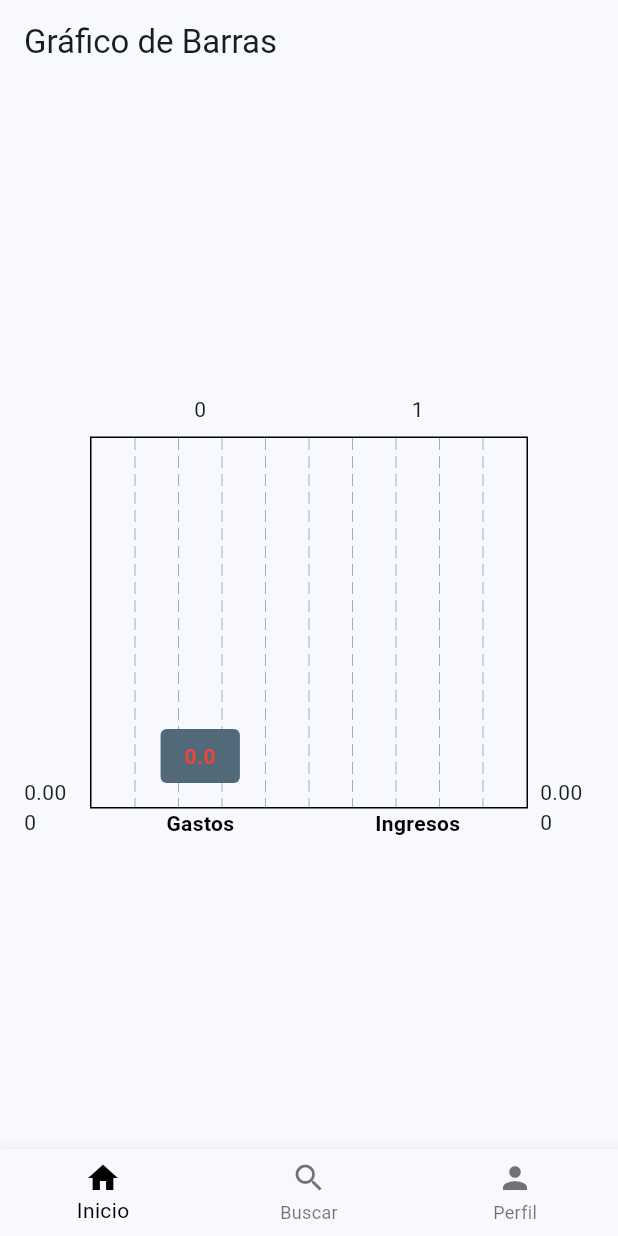
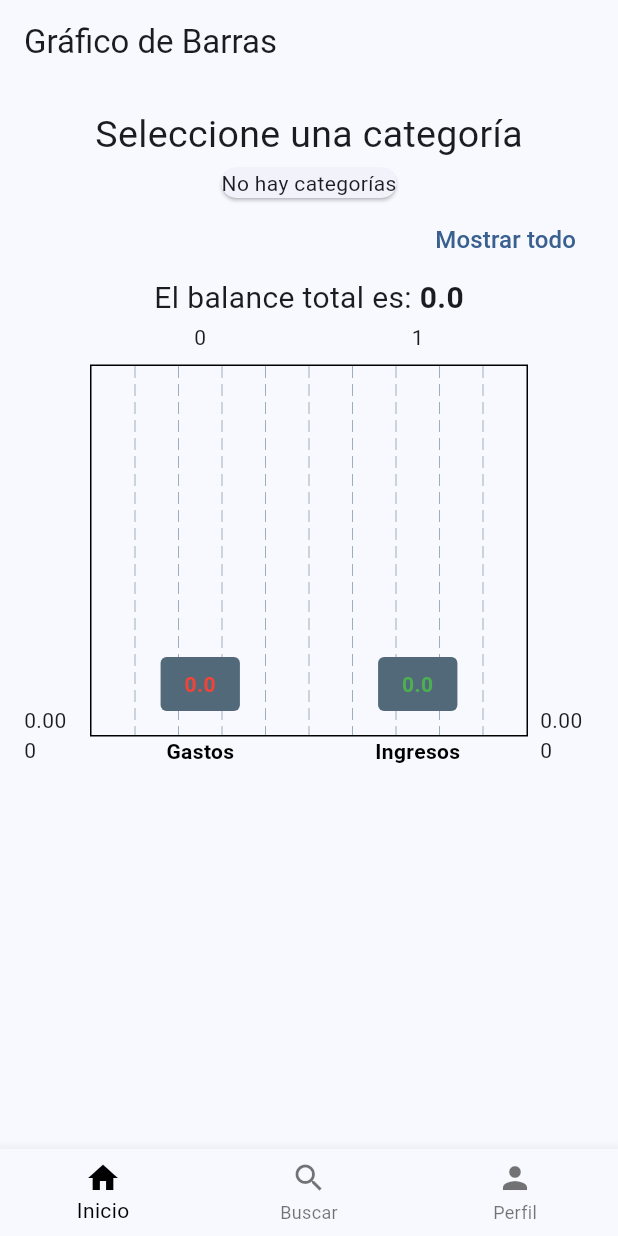
Before and after one commit to Jomerstein/Gastapp, a Flutter app: the BalanceScreen screen opened by its route, on a phone screen of 412 x 824 dp. Run offline on Flutter 3.47's test engine with Material 3 defaults, Android fonts, the phone set to English and light mode, and no system bars; drawn by our look-alikes of fl_chart; our stand-ins replace cloud_firestore, firebase_auth, firebase_core, flutter_riverpod, go_router; accounts and stored records are empty; network calls fail; project files that could hold a hidden picture were left out.

Commit message:
G´rafico terminado

```diff
--- a/lib/presentations/components/categoria_card.dart
+++ b/lib/presentations/components/categoria_card.dart
@@ -31,7 +31,7 @@ class CategoriaCard extends ConsumerWidget {
                 context.pop()
               }, child: const Text("Borrar", style: TextStyle(color: Colors.red),)
               ),
-              TextButton(onPressed: ()=> context.pop(), child: Text("Cancelar"))
+              TextButton(onPressed: ()=> context.pop(), child: const Text("Cancelar"))
 
               ],
 
--- a/lib/presentations/providers/balance_provider.dart
+++ b/lib/presentations/providers/balance_provider.dart
@@ -1,4 +1,5 @@
 import 'package:flutter_riverpod/flutter_riverpod.dart';
+import 'package:gastapp/core/models/categoria.dart';
 import 'package:gastapp/core/repositories/repository.dart';
 import 'package:gastapp/presentations/providers/firebase.provider.dart';
 
@@ -28,3 +29,10 @@ final getIngresosProvider = StreamProvider.family<double, String?>((ref, categor
   });
   }
 });
+
+final getCategoriasBalanceProvider = StreamProvider<List<Categoria>>((ref) {
+  final repository = IngresoRepository(ref.watch(firebaseFirestoreProvider));
+  return repository.getCategorias();
+});
+
+final categoriaSeleccionadaBalanceProvider = StateProvider<String?>((ref) => null);
--- a/lib/presentations/screens/balance_screen.dart
+++ b/lib/presentations/screens/balance_screen.dart
@@ -10,18 +10,85 @@ class BalanceScreen extends ConsumerWidget {
   @override
   Widget build(BuildContext context, WidgetRef ref) {
 
-    final gastos = ref.watch(getGastosProvider(null));
-    final ingresos = ref.watch(getIngresosProvider(null));
+
+    final categorias = ref.watch(getCategoriasBalanceProvider);
+    final categoriaSeleccionada = ref.watch(categoriaSeleccionadaBalanceProvider);
+       final gastos = ref.watch(getGastosProvider(categoriaSeleccionada));
+    final ingresos = ref.watch(getIngresosProvider(categoriaSeleccionada));
+      double total = 0;
+      total = (ingresos.value ?? 0) - (gastos.value ?? 0);
+
     return Scaffold(
       appBar: AppBar(
         title: const Text('Gráfico de Barras'),
       ),
-      body: Padding(
-        padding: EdgeInsets.all(16),
+      body: SingleChildScrollView(
+        child: Padding(
+          padding: const EdgeInsets.all(16),
           child: Center(
             child: Column(
               mainAxisAlignment: MainAxisAlignment.center,
               children: [
+
+
+                Text("Seleccione una categoría", style: TextStyle(fontSize: 25),),
+                categorias.when(
+                        data: (categorias) {
+                            if(categorias.isEmpty){
+
+                                return const Center(
+
+                                  child: Card(
+
+                                    child: Text("No hay categorías"),
+                                  ),
+                                );
+                              }
+
+                          return DropdownButtonFormField<String>(
+          value: categoriaSeleccionada == null ||
+           !categorias.any((categoria) => categoria.nombreCategoria == categoriaSeleccionada)
+        ? null // Si la categoría seleccionada es null o no está en la lista, ponerla como null
+        : categoriaSeleccionada, // De lo contrario, mostrar la categoría seleccionada
+          items: categorias.map((categoria) {
+            return DropdownMenuItem<String>(
+        value: categoria.nombreCategoria,
+        child: Text(categoria.nombreCategoria),
+            );
+          }).toList(),
+          onChanged: (value) {
+            // Cuando se cambia la categoría seleccionada, actualizamos el estado
+            ref.read(categoriaSeleccionadaBalanceProvider.notifier).state = value;
+          },
+          decoration:  InputDecoration(
+            border: OutlineInputBorder(
+        borderRadius: BorderRadius.circular(12),
+            ),
+          ),
+        );
+                        },
+                        loading: () => const Center(child: CircularProgressIndicator()),
+                        error: (error, stack) => Text('Error: $error'),
+                      ),
+                      Row(
+                        mainAxisAlignment: MainAxisAlignment.end,
+                        children: [
+                          TextButton(onPressed: ()=> ref.read(categoriaSeleccionadaBalanceProvider.notifier).state = null,
+                          child: const Text("Mostrar todo", style: TextStyle(fontSize: 16),)),
+                        ],
+                      ),
+                    Text.rich(
+  TextSpan(
+    text: "El balance total es: ",
+    style: TextStyle(fontSize: 20),
+    children: <TextSpan>[
+      TextSpan(
+        text: "$total",
+        style: TextStyle(fontSize: 20, fontWeight: FontWeight.bold),
+      ),
+    ],
+  ),
+),
                 gastos.when(
                   data: (gastosValue) {
                     return ingresos.when(
@@ -36,7 +103,7 @@ class BalanceScreen extends ConsumerWidget {
                                   ? gastosValue * 1.2
                                   : ingresosValue * 1.2,
                               barGroups: [
-                              // Barra de Gastos
+
                                 BarChartGroupData(
                                   x: 0,
 
@@ -62,7 +129,7 @@ class BalanceScreen extends ConsumerWidget {
                                       borderRadius: BorderRadius.zero,
                                     ),
                                   ],
-                                showingTooltipIndicators: [1],
+                                  showingTooltipIndicators: [0],
                                 ),
                               ],
                            titlesData: FlTitlesData(
@@ -97,23 +164,25 @@ class BalanceScreen extends ConsumerWidget {
                                   ),
                                 ),
                               ),
-                            gridData: FlGridData(show: true),
+                              gridData: const FlGridData(show: true),
                             ),
                           ),
                         );
                       },
-                    loading: () => Center(child: CircularProgressIndicator()),
+                      loading: () => const Center(child: CircularProgressIndicator()),
                       error: (e, stack) => Center(child: Text('Error: $e')),
                     );
                   },
-                loading: () => Center(child: CircularProgressIndicator()),
+                  loading: () => const Center(child: CircularProgressIndicator()),
                   error: (e, stack) => Center(child: Text('Error: $e')),
                 ),
+
               ],
             ),
           ),
         ),
-      bottomNavigationBar: Navbar(),
+      ),
+      bottomNavigationBar: const Navbar(),
     );
   }
 }
--- a/lib/presentations/screens/consultas_screen.dart
+++ b/lib/presentations/screens/consultas_screen.dart
@@ -34,7 +34,8 @@ class ConsultasScreen extends ConsumerWidget {
         title: const Text('Listado', style: TextStyle(fontWeight: FontWeight.bold)),
         centerTitle: true,
       ),
-      body: Padding(
+      body: SingleChildScrollView(
+        child: Padding(
           padding: const EdgeInsets.all(16.0),
           child: Column(
             crossAxisAlignment: CrossAxisAlignment.start,
@@ -163,6 +164,7 @@ class ConsultasScreen extends ConsumerWidget {
           ),
 
         ),
+      ),
        bottomNavigationBar: const Navbar(),
     );
 
--- a/lib/presentations/screens/register_screen.dart
+++ b/lib/presentations/screens/register_screen.dart
@@ -47,8 +47,6 @@ class RegisterScreen extends ConsumerWidget {
     } on PlatformException catch (e){
        GoRouter.of(context).pop();
       mensajePop(e.toString(), context, false);
-    }catch(e){
-
     }
     }
 
```
Also changed, not shown: lib/core/repositories/repository.dart (+13 -3 lines), lib/presentations/screens/gastos_ingresos_screen.dart (+5 -5 lines), lib/presentations/screens/home_screen.dart (+6 -6 lines), lib/presentations/screens/login_screen.dart (+5 -3 lines). Lines whose indentation alone changed are shown as unchanged.
